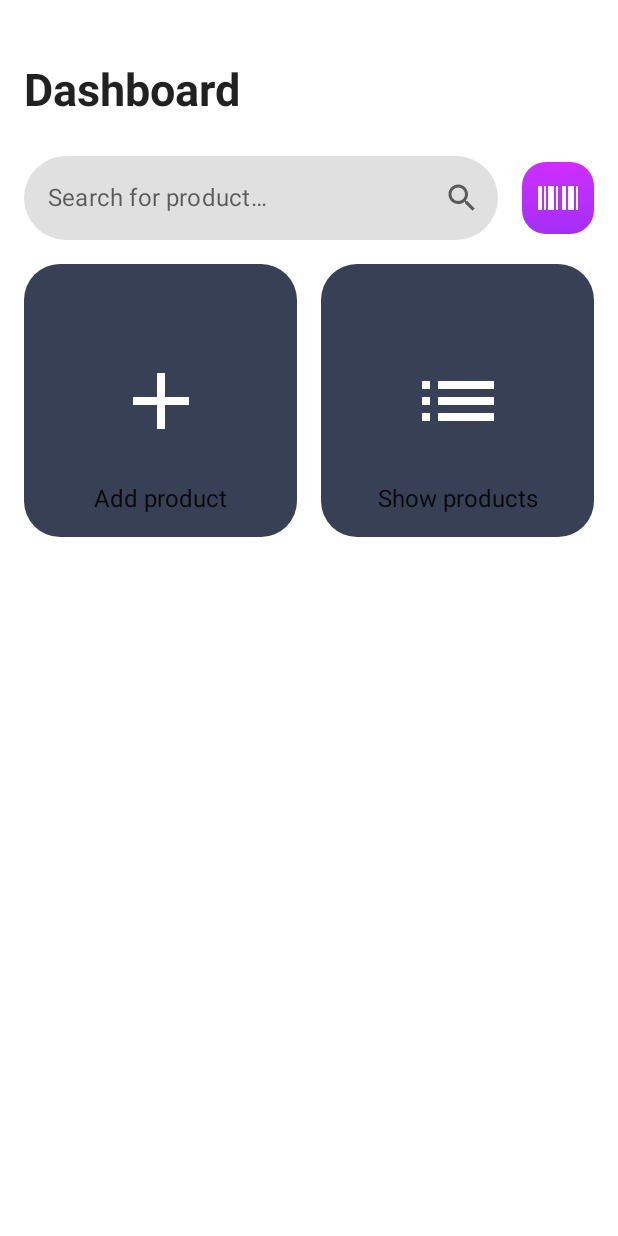
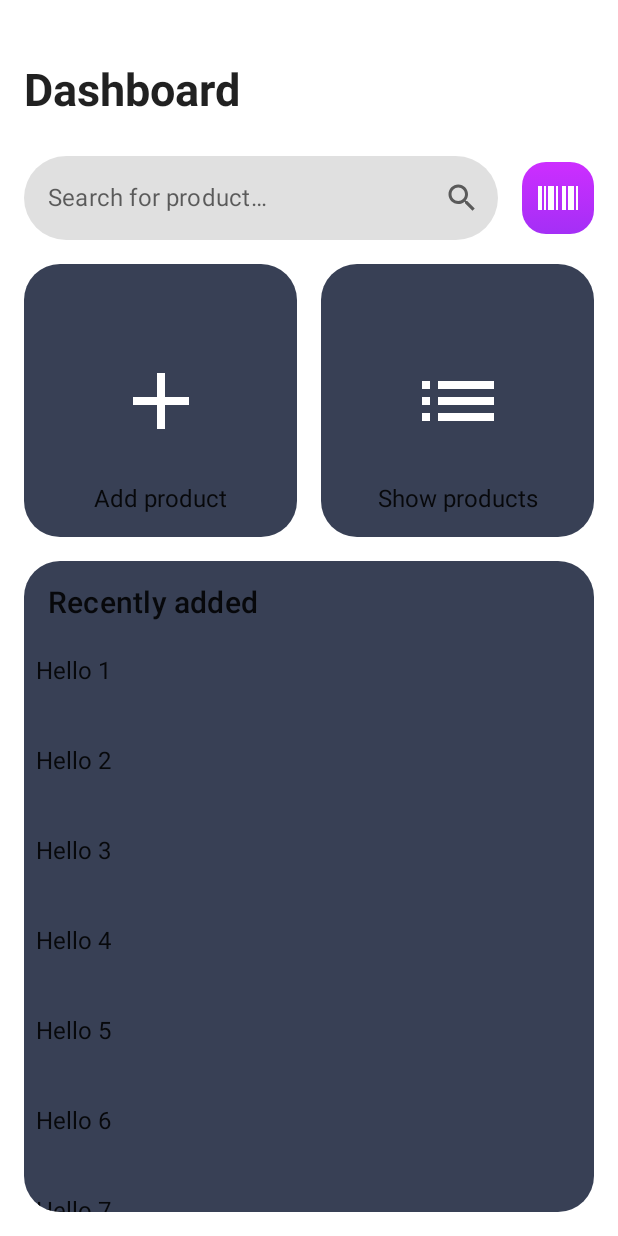
Before and after one commit to masslany/JustEvaluateIt, an Android app built with Jetpack Compose: the screen it shows after launch (MainActivity), on a phone screen of 412 x 824 dp. Run offline under Robolectric (Android 15) with nearby library versions, the light colour scheme and no system bars.

Commit message:
WIP: Create RecentlyAdded.kt

```diff
--- /dev/null
+++ b/app/src/main/java/com/masslany/justevaluateit/ui/components/RecentlyAdded.kt
@@ -0,0 +1,49 @@
+package com.masslany.justevaluateit.ui.components
+
+import androidx.compose.foundation.background
+import androidx.compose.foundation.layout.Column
+import androidx.compose.foundation.layout.fillMaxWidth
+import androidx.compose.foundation.layout.height
+import androidx.compose.foundation.layout.padding
+import androidx.compose.foundation.lazy.LazyColumn
+import androidx.compose.foundation.lazy.items
+import androidx.compose.foundation.shape.RoundedCornerShape
+import androidx.compose.material.MaterialTheme
+import androidx.compose.material.Text
+import androidx.compose.runtime.Composable
+import androidx.compose.ui.Modifier
+import androidx.compose.ui.draw.clip
+import androidx.compose.ui.unit.dp
+import com.masslany.justevaluateit.ui.theme.ButtonColor
+import com.masslany.justevaluateit.ui.theme.SpaceMedium
+import com.masslany.justevaluateit.ui.theme.SpaceSmall
+
+@Composable
+fun RecentlyAdded(
+    modifier: Modifier = Modifier
+) {
+    Column(
+        modifier = modifier
+            .background(
+                color = ButtonColor,
+                shape = RoundedCornerShape(24.dp)
+            )
+            .clip(RoundedCornerShape(24.dp))
+    ) {
+        Text(
+            text = "Recently added",
+            style = MaterialTheme.typography.h6,
+            modifier = Modifier.padding(SpaceMedium)
+        )
+        LazyColumn(modifier = Modifier.fillMaxWidth()) {
+            items(listOf(1, 2, 3, 4, 5, 6, 7)) { item ->
+                Text(
+                    "Hello $item", modifier = Modifier
+                        .fillMaxWidth()
+                        .height(60.dp)
+                        .padding(SpaceSmall)
+                )
+            }
+        }
+    }
+}
--- a/app/src/main/java/com/masslany/justevaluateit/ui/dashboard/DashboardScreen.kt
+++ b/app/src/main/java/com/masslany/justevaluateit/ui/dashboard/DashboardScreen.kt
@@ -12,6 +12,7 @@ import androidx.compose.ui.res.stringResource
 import com.masslany.justevaluateit.R
 import com.masslany.justevaluateit.ui.components.AppBar
 import com.masslany.justevaluateit.ui.components.BarcodeButton
+import com.masslany.justevaluateit.ui.components.RecentlyAdded
 import com.masslany.justevaluateit.ui.components.Search
 import com.masslany.justevaluateit.ui.theme.BarcodeButtonHeight
 import com.masslany.justevaluateit.ui.theme.SpaceMedium
@@ -61,7 +62,7 @@ fun DashboardScreen() {
         Row(
             modifier = Modifier
                 .fillMaxWidth()
-                .padding(SpaceMedium),
+                .padding(start = SpaceMedium, end = SpaceMedium, top = SpaceMedium),
             verticalAlignment = Alignment.CenterVertically,
             horizontalArrangement = Arrangement.SpaceBetween
         ) {
@@ -84,5 +85,12 @@ fun DashboardScreen() {
 
             }
         }
+
+        RecentlyAdded(
+            modifier = Modifier
+                .padding(SpaceMedium)
+                .fillMaxWidth()
+                .fillMaxHeight()
+        )
     }
 }
```
